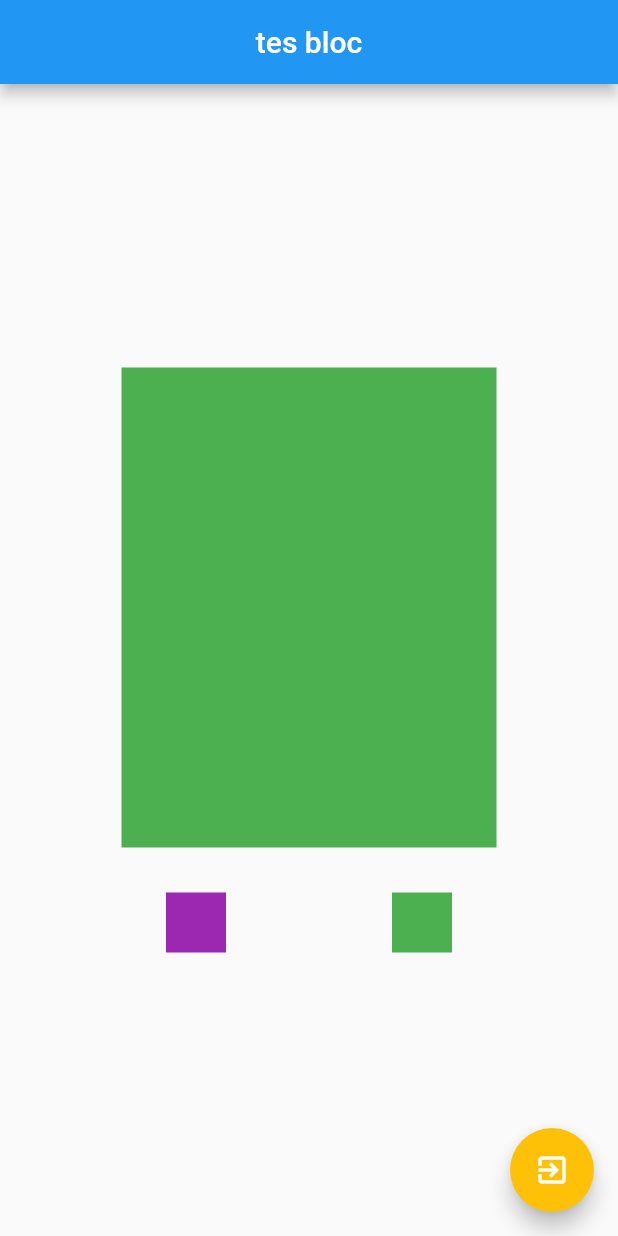
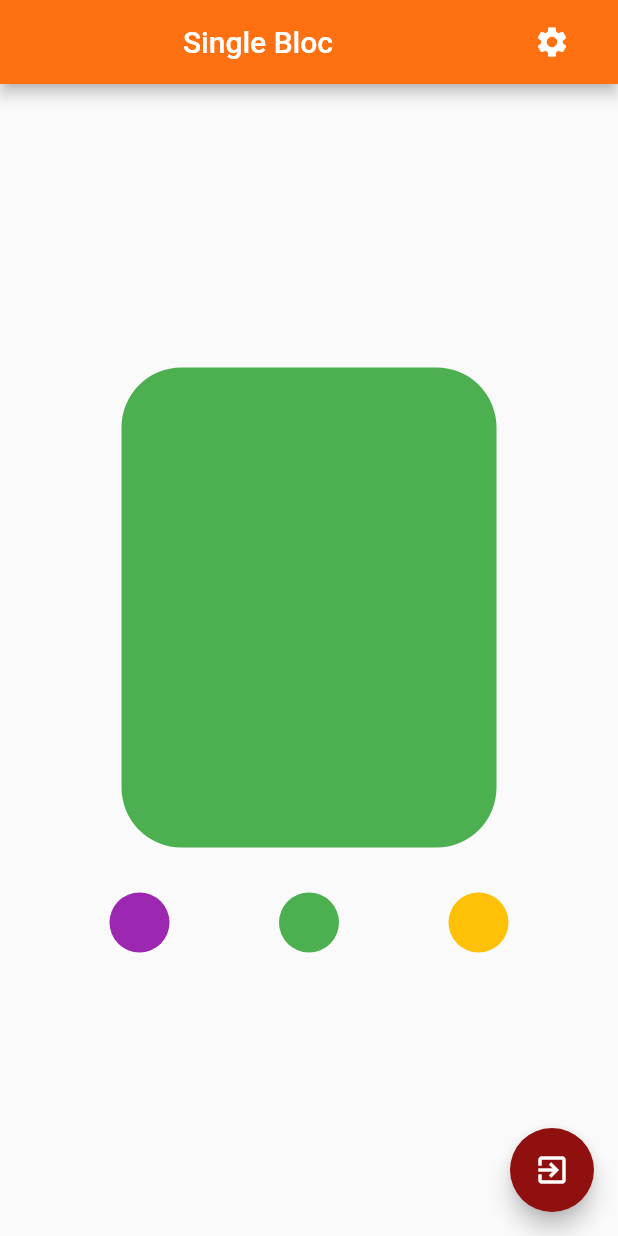
Before and after one commit to cybaric/tes_bloc, a Flutter app: the screen it shows after launch, on a phone screen of 412 x 824 dp. Run offline on Flutter 3.47's test engine with Material 2 defaults, Android fonts, the phone set to English and light mode, and no system bars; our stand-ins replace bloc, flutter_bloc.

Commit message:
update main page

```diff
--- a/lib/color_bloc.dart
+++ b/lib/color_bloc.dart
@@ -1,7 +1,7 @@
 import 'package:bloc/bloc.dart';
 import 'package:flutter/material.dart';
 
-enum ColorEvent {to_green, to_purple}
+enum ColorEvent {to_green, to_purple, to_amber}
 
 class ColorBloc extends Bloc<ColorEvent, Color>{
   Color _color = Colors.green;
@@ -10,7 +10,7 @@ class ColorBloc extends Bloc<ColorEvent, Color>{
 
   @override
   Stream<Color> mapEventToState(ColorEvent event) async*{
-    _color = (event == ColorEvent.to_green) ? Colors.green : Colors.purple;
+    _color = (event == ColorEvent.to_green) ? Colors.green : ((event == ColorEvent.to_purple) ? Colors.purple : Colors.amber);
     yield _color;
   }
 
--- a/lib/main.dart
+++ b/lib/main.dart
@@ -23,7 +23,7 @@ class MainPage extends StatelessWidget {
   Widget build(BuildContext context) {
     return Scaffold(
       floatingActionButton: FloatingActionButton(
-          backgroundColor: Colors.amber,
+          backgroundColor: Color(0xff901010),
           child: Icon(Icons.exit_to_app),
           onPressed: () {
             Navigator.push(context, MaterialPageRoute(builder: (context) {
@@ -31,17 +31,31 @@ class MainPage extends StatelessWidget {
             }));
           }),
       appBar: AppBar(
-        title: Center(child: Text('tes bloc')),
+        backgroundColor: Color(0xffff7010),
+        title: Center(child: Text('Single Bloc')),
+        actions: [
+          IconButton(
+            icon: Icon(
+              Icons.settings,
+            ),
+            onPressed: () {},
+          ),
+          SizedBox(
+            width: 20,
+          )
+        ],
       ),
       body: Center(
-        child: Column(mainAxisAlignment: MainAxisAlignment.center, children: <
-            Widget>[
+        child: Column(
+            mainAxisAlignment: MainAxisAlignment.center,
+            children: <Widget>[
               BlocBuilder<ColorBloc, Color>(
                 builder: (context, color) => AnimatedContainer(
+                  decoration:
+                      BoxDecoration(borderRadius: BorderRadius.circular(40),color: color),
                   width: 250,
                   height: 320,
-              color: color,
-              duration: Duration(seconds: 3),
+                  duration: Duration(seconds: 2),
                 ),
               ),
               SizedBox(
@@ -53,12 +67,30 @@ class MainPage extends StatelessWidget {
                   GestureDetector(
                       onTap: () =>
                           context.read<ColorBloc>().add(ColorEvent.to_purple),
-                  child:
-                      Container(color: Colors.purple, width: 40, height: 40)),
+                      child: Container(
+                          decoration: BoxDecoration(
+                              color: Colors.purple,
+                              borderRadius: BorderRadius.circular(20)),
+                          width: 40,
+                          height: 40)),
                   GestureDetector(
                       onTap: () =>
                           context.read<ColorBloc>().add(ColorEvent.to_green),
-                  child: Container(color: Colors.green, width: 40, height: 40)),
+                      child: Container(
+                          decoration: BoxDecoration(
+                              borderRadius: BorderRadius.circular(20),
+                              color: Colors.green),
+                          width: 40,
+                          height: 40)),
+                          GestureDetector(
+                      onTap: () =>
+                          context.read<ColorBloc>().add(ColorEvent.to_amber),
+                      child: Container(
+                          decoration: BoxDecoration(
+                              borderRadius: BorderRadius.circular(20),
+                              color: Colors.amber),
+                          width: 40,
+                          height: 40)),
                 ],
               ),
             ]),
```
Lines whose indentation alone changed are shown as unchanged.
